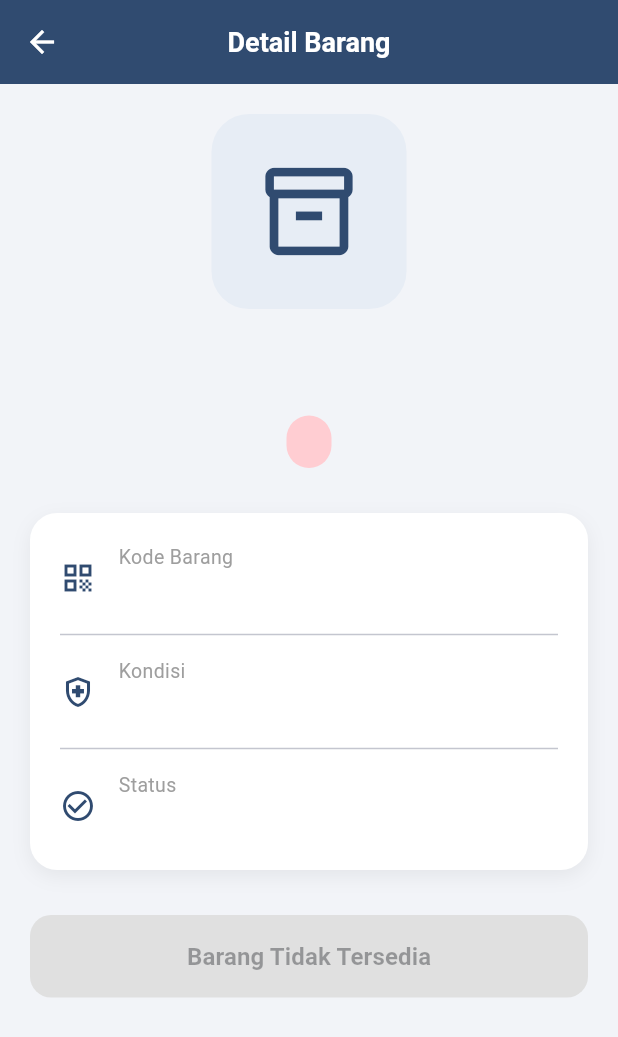
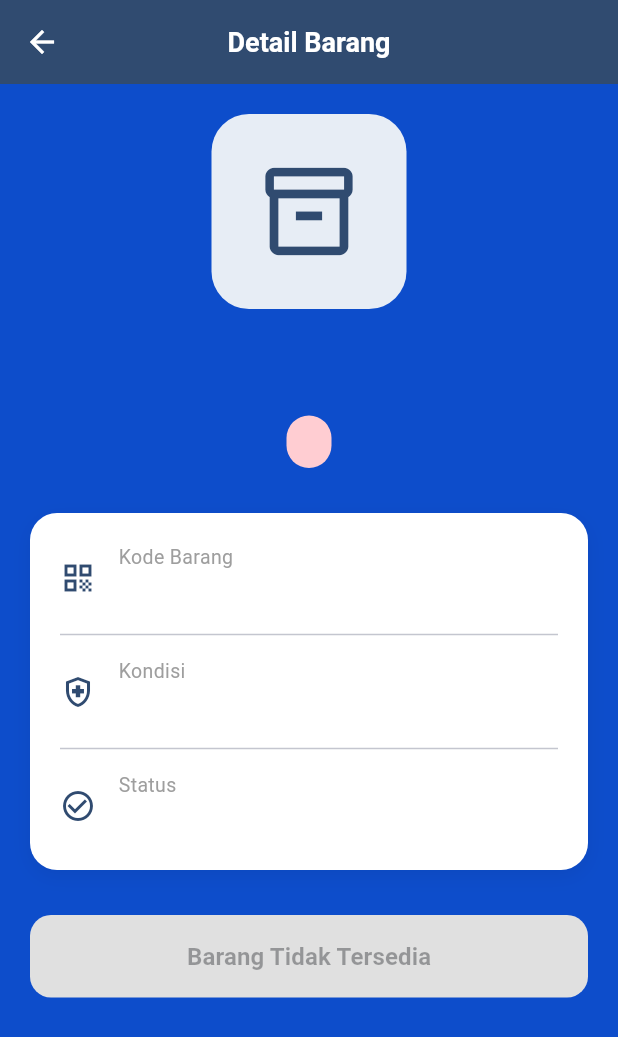
Before and after one commit to sigitikhsan/bal, a Flutter app: the DetailBarangPage screen opened directly with empty values, on a phone screen of 412 x 824 dp. Shown: the top 1037 px of the screen. Run offline on Flutter 3.47's test engine with Material 3 defaults, Android fonts, the phone set to English and light mode, and no system bars.

Commit message:
new layout2

```diff
--- a/lib/pages/detail_barang.dart
+++ b/lib/pages/detail_barang.dart
@@ -20,7 +20,7 @@ class DetailBarangPage extends StatelessWidget {
     final bool tersedia = status == 'Tersedia';
 
     return Scaffold(
-      backgroundColor: const Color(0xFFF2F4F8),
+      backgroundColor: const Color.fromARGB(255, 13, 77, 203),
 
       appBar: AppBar(
         backgroundColor: const Color(0xFF304B70),
```
